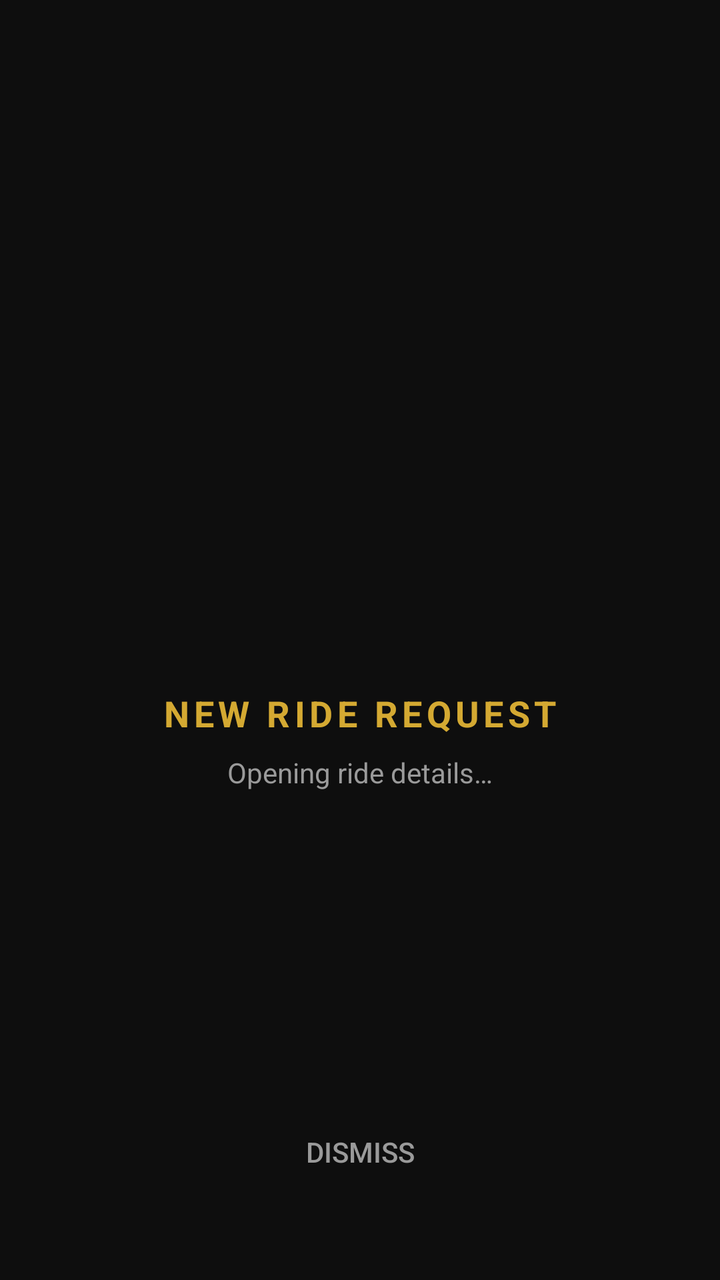
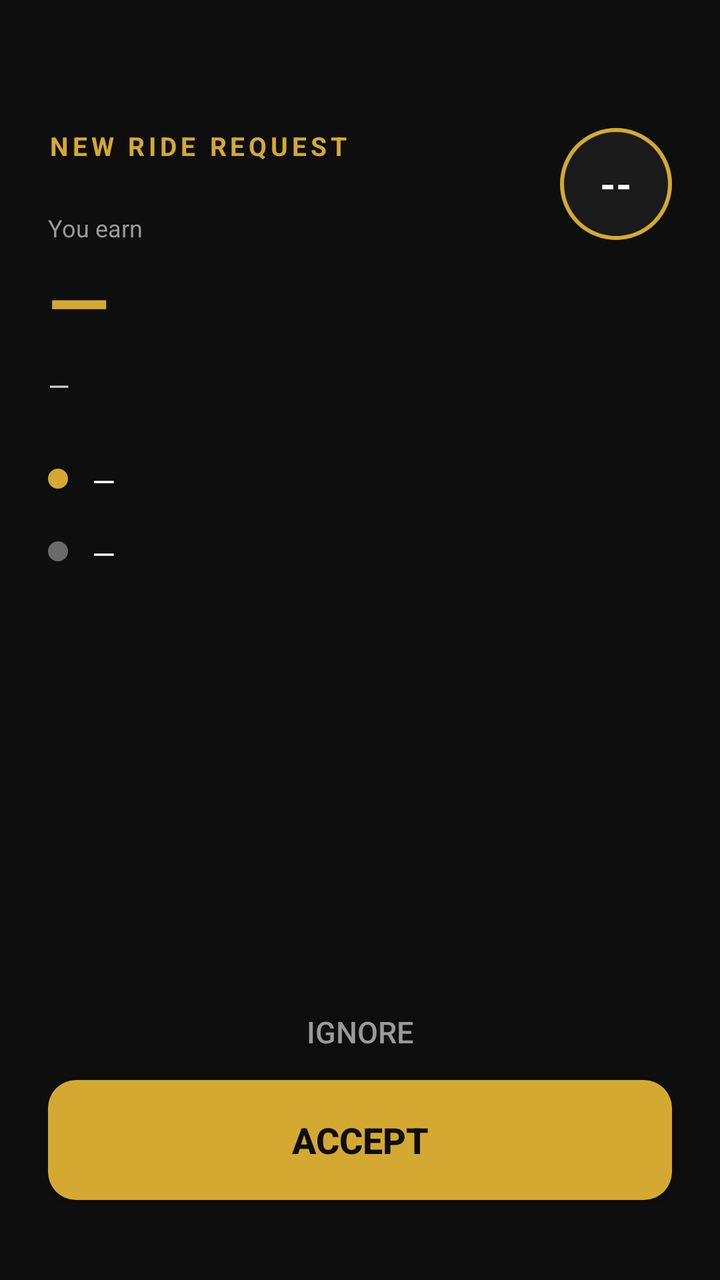

An Android layout rendered at two revisions. The XML below is the earlier revision; the diff shows what the commit changed to produce the second picture.
<!-- AndroidManifest.xml: activity theme AppTheme.NoActionBar -->
<!-- res/layout/activity_incoming_ride.xml -->
<?xml version="1.0" encoding="utf-8"?>
<androidx.constraintlayout.widget.ConstraintLayout
    xmlns:android="http://schemas.android.com/apk/res/android"
    xmlns:app="http://schemas.android.com/apk/res-auto"
    android:layout_width="match_parent"
    android:layout_height="match_parent"
    android:background="#0E0E0E"
    android:padding="24dp">

    <ProgressBar
        android:id="@+id/spinner"
        style="?android:attr/progressBarStyleLarge"
        android:layout_width="wrap_content"
        android:layout_height="wrap_content"
        android:indeterminateTint="#D4A932"
        app:layout_constraintTop_toTopOf="parent"
        app:layout_constraintBottom_toTopOf="@id/title"
        app:layout_constraintStart_toStartOf="parent"
        app:layout_constraintEnd_toEndOf="parent"
        app:layout_constraintVertical_chainStyle="packed" />

    <TextView
        android:id="@+id/title"
        android:layout_width="wrap_content"
        android:layout_height="wrap_content"
        android:text="@string/incoming_ride_title"
        android:textColor="#D4A932"
        android:textSize="18sp"
        android:textStyle="bold"
        android:letterSpacing="0.12"
        android:layout_marginTop="24dp"
        app:layout_constraintTop_toBottomOf="@id/spinner"
        app:layout_constraintBottom_toTopOf="@id/subtitle"
        app:layout_constraintStart_toStartOf="parent"
        app:layout_constraintEnd_toEndOf="parent" />

    <TextView
        android:id="@+id/subtitle"
        android:layout_width="wrap_content"
        android:layout_height="wrap_content"
        android:text="@string/incoming_ride_opening"
        android:textColor="#9A9A9A"
        android:textSize="14sp"
        android:layout_marginTop="8dp"
        app:layout_constraintTop_toBottomOf="@id/title"
        app:layout_constraintBottom_toBottomOf="parent"
        app:layout_constraintStart_toStartOf="parent"
        app:layout_constraintEnd_toEndOf="parent" />

    <Button
        android:id="@+id/dismissButton"
        android:layout_width="wrap_content"
        android:layout_height="wrap_content"
        android:text="@string/incoming_ride_dismiss"
        android:textColor="#9A9A9A"
        android:textSize="14sp"
        android:background="@android:color/transparent"
        app:layout_constraintBottom_toBottomOf="parent"
        app:layout_constraintStart_toStartOf="parent"
        app:layout_constraintEnd_toEndOf="parent"
        android:layout_marginBottom="16dp" />

</androidx.constraintlayout.widget.ConstraintLayout>
<!-- resources referenced by this layout -->
<resources>
  <string name="incoming_ride_dismiss">Dismiss</string>
  <string name="incoming_ride_opening">Opening ride details…</string>
  <string name="incoming_ride_title">NEW RIDE REQUEST</string>
  <style name="AppTheme.NoActionBar" parent="Theme.AppCompat.DayNight.NoActionBar">
          <item name="windowActionBar">false</item>
          <item name="windowNoTitle">true</item>
          <item name="android:background">@null</item>
      </style>
</resources>

<!-- the commit's change to res/layout/activity_incoming_ride.xml (unified diff, before → after) -->
@@ -7,57 +7,153 @@
     android:background="#0E0E0E"
     android:padding="24dp">
 
-    <ProgressBar
-        android:id="@+id/spinner"
-        style="?android:attr/progressBarStyleLarge"
-        android:layout_width="wrap_content"
-        android:layout_height="wrap_content"
-        android:indeterminateTint="#D4A932"
-        app:layout_constraintTop_toTopOf="parent"
-        app:layout_constraintBottom_toTopOf="@id/title"
-        app:layout_constraintStart_toStartOf="parent"
-        app:layout_constraintEnd_toEndOf="parent"
-        app:layout_constraintVertical_chainStyle="packed" />
-
     <TextView
-        android:id="@+id/title"
+        android:id="@+id/headerLabel"
         android:layout_width="wrap_content"
         android:layout_height="wrap_content"
         android:text="@string/incoming_ride_title"
         android:textColor="#D4A932"
+        android:textSize="13sp"
+        android:textStyle="bold"
+        android:letterSpacing="0.15"
+        app:layout_constraintTop_toTopOf="parent"
+        app:layout_constraintStart_toStartOf="parent"
+        android:layout_marginTop="40dp" />
+
+    <TextView
+        android:id="@+id/countdown"
+        android:layout_width="56dp"
+        android:layout_height="56dp"
+        android:gravity="center"
+        android:text="--"
+        android:textColor="#FFFFFF"
+        android:textSize="20sp"
+        android:textStyle="bold"
+        android:background="@drawable/countdown_ring"
+        app:layout_constraintTop_toTopOf="@id/headerLabel"
+        app:layout_constraintEnd_toEndOf="parent" />
+
+    
+    <TextView
+        android:id="@+id/fareLabel"
+        android:layout_width="wrap_content"
+        android:layout_height="wrap_content"
+        android:text="@string/incoming_ride_fare_label"
+        android:textColor="#9A9A9A"
+        android:textSize="12sp"
+        app:layout_constraintTop_toBottomOf="@id/headerLabel"
+        app:layout_constraintStart_toStartOf="parent"
+        android:layout_marginTop="24dp" />
+
+    <TextView
+        android:id="@+id/fareValue"
+        android:layout_width="wrap_content"
+        android:layout_height="wrap_content"
+        android:text="—"
+        android:textColor="#D4A932"
+        android:textSize="40sp"
+        android:textStyle="bold"
+        app:layout_constraintTop_toBottomOf="@id/fareLabel"
+        app:layout_constraintStart_toStartOf="parent"
+        android:layout_marginTop="2dp" />
+
+    
+    <TextView
+        android:id="@+id/metaLine"
+        android:layout_width="0dp"
+        android:layout_height="wrap_content"
+        android:text="—"
+        android:textColor="#CFCFCF"
+        android:textSize="14sp"
+        app:layout_constraintTop_toBottomOf="@id/fareValue"
+        app:layout_constraintStart_toStartOf="parent"
+        app:layout_constraintEnd_toEndOf="parent"
+        android:layout_marginTop="6dp" />
+
+    
+    <View
+        android:id="@+id/pickupDot"
+        android:layout_width="10dp"
+        android:layout_height="10dp"
+        android:background="@drawable/dot_gold"
+        app:layout_constraintTop_toTopOf="@id/pickupValue"
+        app:layout_constraintStart_toStartOf="parent"
+        android:layout_marginTop="4dp" />
+
+    <TextView
+        android:id="@+id/pickupValue"
+        android:layout_width="0dp"
+        android:layout_height="wrap_content"
+        android:text="—"
+        android:textColor="#FFFFFF"
+        android:textSize="15sp"
+        app:layout_constraintTop_toBottomOf="@id/metaLine"
+        app:layout_constraintStart_toEndOf="@id/pickupDot"
+        app:layout_constraintEnd_toEndOf="parent"
+        android:layout_marginStart="12dp"
+        android:layout_marginTop="28dp" />
+
+    
+    <View
+        android:id="@+id/dropDot"
+        android:layout_width="10dp"
+        android:layout_height="10dp"
+        android:background="@drawable/dot_grey"
+        app:layout_constraintTop_toTopOf="@id/dropValue"
+        app:layout_constraintStart_toStartOf="parent"
+        android:layout_marginTop="4dp" />
+
+    <TextView
+        android:id="@+id/dropValue"
+        android:layout_width="0dp"
+        android:layout_height="wrap_content"
+        android:text="—"
+        android:textColor="#FFFFFF"
+        android:textSize="15sp"
+        app:layout_constraintTop_toBottomOf="@id/pickupValue"
+        app:layout_constraintStart_toEndOf="@id/dropDot"
+        app:layout_constraintEnd_toEndOf="parent"
+        android:layout_marginStart="12dp"
+        android:layout_marginTop="16dp" />
+
+    
+    <TextView
+        android:id="@+id/statusLine"
+        android:layout_width="0dp"
+        android:layout_height="wrap_content"
+        android:gravity="center"
+        android:text=""
+        android:textColor="#9A9A9A"
+        android:textSize="13sp"
+        app:layout_constraintBottom_toTopOf="@id/acceptButton"
+        app:layout_constraintStart_toStartOf="parent"
+        app:layout_constraintEnd_toEndOf="parent"
+        android:layout_marginBottom="12dp" />
+
+    <Button
+        android:id="@+id/acceptButton"
+        android:layout_width="0dp"
+        android:layout_height="60dp"
+        android:text="@string/incoming_ride_accept"
+        android:textColor="#0E0E0E"
         android:textSize="18sp"
         android:textStyle="bold"
-        android:letterSpacing="0.12"
-        android:layout_marginTop="24dp"
-        app:layout_constraintTop_toBottomOf="@id/spinner"
-        app:layout_constraintBottom_toTopOf="@id/subtitle"
-        app:layout_constraintStart_toStartOf="parent"
-        app:layout_constraintEnd_toEndOf="parent" />
-
-    <TextView
-        android:id="@+id/subtitle"
-        android:layout_width="wrap_content"
-        android:layout_height="wrap_content"
-        android:text="@string/incoming_ride_opening"
-        android:textColor="#9A9A9A"
-        android:textSize="14sp"
-        android:layout_marginTop="8dp"
-        app:layout_constraintTop_toBottomOf="@id/title"
-        app:layout_constraintBottom_toBottomOf="parent"
-        app:layout_constraintStart_toStartOf="parent"
-        app:layout_constraintEnd_toEndOf="parent" />
-
-    <Button
-        android:id="@+id/dismissButton"
-        android:layout_width="wrap_content"
-        android:layout_height="wrap_content"
-        android:text="@string/incoming_ride_dismiss"
-        android:textColor="#9A9A9A"
-        android:textSize="14sp"
-        android:background="@android:color/transparent"
+        android:background="@drawable/btn_accept"
         app:layout_constraintBottom_toBottomOf="parent"
         app:layout_constraintStart_toStartOf="parent"
         app:layout_constraintEnd_toEndOf="parent"
         android:layout_marginBottom="16dp" />
 
+    <Button
+        android:id="@+id/rejectButton"
+        android:layout_width="0dp"
+        android:layout_height="48dp"
+        android:text="@string/incoming_ride_reject"
+        android:textColor="#9A9A9A"
+        android:textSize="15sp"
+        android:background="@android:color/transparent"
+        app:layout_constraintBottom_toTopOf="@id/acceptButton"
+        app:layout_constraintStart_toStartOf="parent"
+        app:layout_constraintEnd_toEndOf="parent" />
+
 </androidx.constraintlayout.widget.ConstraintLayout>
<!-- resource entries referenced after the edit -->
@@ -1,7 +1,30 @@
 <!-- resources referenced by this layout -->
 <resources>
-  <string name="incoming_ride_dismiss">Dismiss</string>
-  <string name="incoming_ride_opening">Opening ride details…</string>
+  <!-- drawable btn_accept (drawable) -->
+  <?xml version="1.0" encoding="utf-8"?>
+  <shape xmlns:android="http://schemas.android.com/apk/res/android" android:shape="rectangle">
+      <solid android:color="#D4A932" />
+      <corners android:radius="14dp" />
+  </shape>
+  <!-- drawable countdown_ring (drawable) -->
+  <?xml version="1.0" encoding="utf-8"?>
+  <shape xmlns:android="http://schemas.android.com/apk/res/android" android:shape="oval">
+      <solid android:color="#1A1A1A" />
+      <stroke android:width="2dp" android:color="#D4A932" />
+  </shape>
+  <!-- drawable dot_gold (drawable) -->
+  <?xml version="1.0" encoding="utf-8"?>
+  <shape xmlns:android="http://schemas.android.com/apk/res/android" android:shape="oval">
+      <solid android:color="#D4A932" />
+  </shape>
+  <!-- drawable dot_grey (drawable) -->
+  <?xml version="1.0" encoding="utf-8"?>
+  <shape xmlns:android="http://schemas.android.com/apk/res/android" android:shape="oval">
+      <solid android:color="#6A6A6A" />
+  </shape>
+  <string name="incoming_ride_accept">Accept</string>
+  <string name="incoming_ride_fare_label">You earn</string>
+  <string name="incoming_ride_reject">Ignore</string>
   <string name="incoming_ride_title">NEW RIDE REQUEST</string>
   <style name="AppTheme.NoActionBar" parent="Theme.AppCompat.DayNight.NoActionBar">
           <item name="windowActionBar">false</item>
